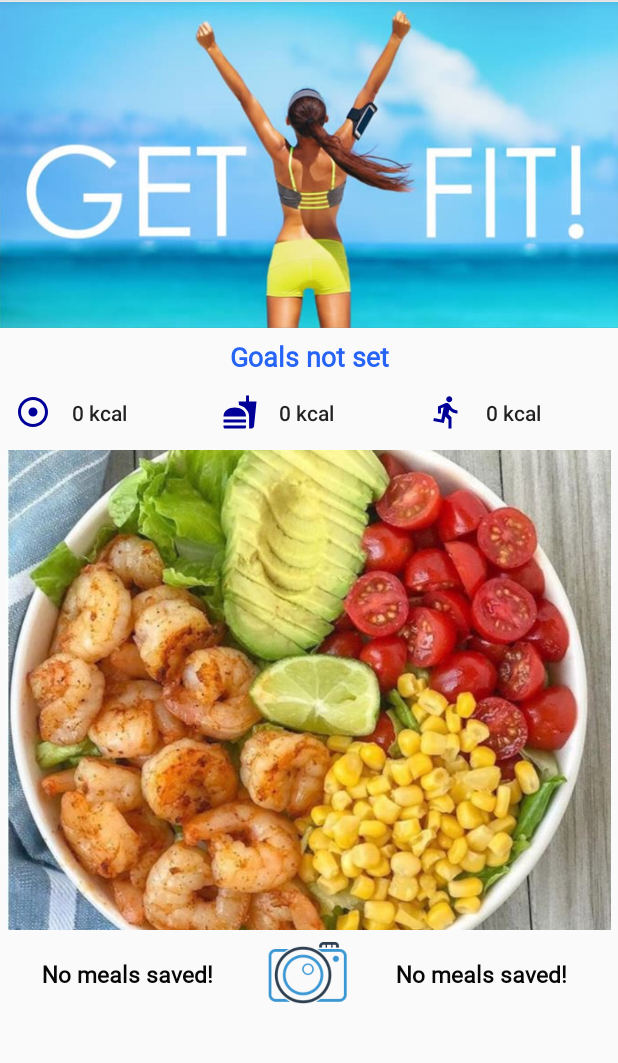
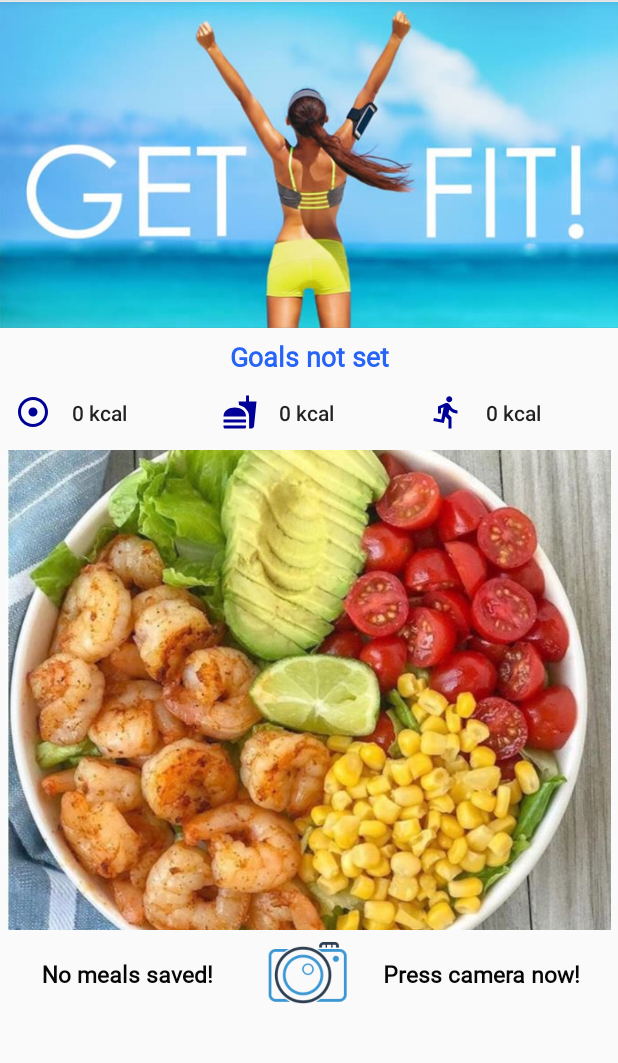
Before and after one commit to 19003337/MyFitnessLive, an Android app: the HomeScreen screen opened directly, with no data from a screen before it, on a phone screen of 412 x 824 dp, the part 84-1147 px from its top. Run offline under Robolectric (Android 15) with nearby library versions, the phone set to English and light mode, and no system bars; our stand-ins replace Firebase (no records; nobody signed in at launch, a user with empty details on screens opened directly), Picasso.

```diff
--- a/app/src/main/java/com/vc19003337/myfitnesslive/HomeScreen.java
+++ b/app/src/main/java/com/vc19003337/myfitnesslive/HomeScreen.java
@@ -172,7 +172,7 @@ public class HomeScreen extends AppCompatActivity implements View.OnClickListene
                 }
                 else{
                     latestMeal.setText("No meals saved!");
-                    latestMealDescription.setText("No meals saved!");
+                    latestMealDescription.setText("Press camera now!");
                 }
             }
 
```
